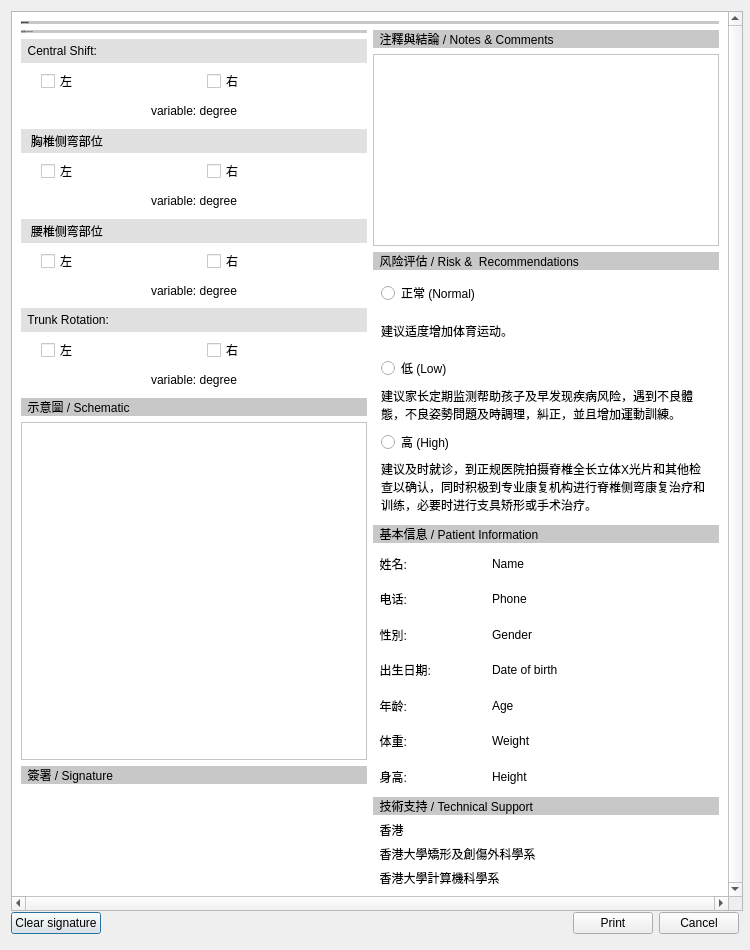
michaelfong2017/landmark-annotator-desktop, file DesktopApp/reportdialog.ui: the form before one commit.
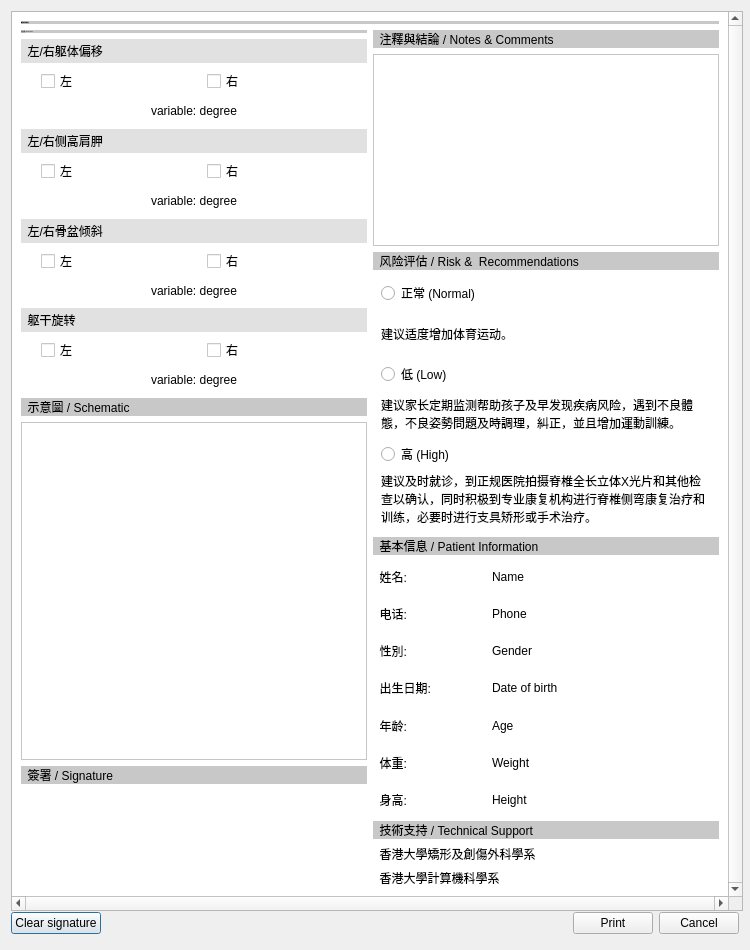
The form after the commit. Custom widgets are drawn as their Qt base class.

Diff of the .ui file:
```diff
--- a/DesktopApp/reportdialog.ui
+++ b/DesktopApp/reportdialog.ui
@@ -155,7 +155,7 @@
 background-color: rgb(225, 225, 225);</string>
                  </property>
                  <property name="text">
-                  <string>  Central Shift:</string>
+                  <string>  左/右躯体偏移</string>
                  </property>
                 </widget>
                </item>
@@ -225,7 +225,7 @@
 background-color: rgb(225, 225, 225);</string>
                  </property>
                  <property name="text">
-                  <string>   胸椎侧弯部位</string>
+                  <string>  左/右侧高肩胛</string>
                  </property>
                 </widget>
                </item>
@@ -295,7 +295,7 @@
 background-color: rgb(225, 225, 225);</string>
                  </property>
                  <property name="text">
-                  <string>   腰椎侧弯部位</string>
+                  <string>  左/右骨盆倾斜</string>
                  </property>
                 </widget>
                </item>
@@ -365,7 +365,7 @@
 background-color: rgb(225, 225, 225);</string>
                  </property>
                  <property name="text">
-                  <string>  Trunk Rotation:</string>
+                  <string>  躯干旋转</string>
                  </property>
                 </widget>
                </item>
@@ -854,17 +854,6 @@
                </property>
               </widget>
              </item>
-             <item>
-              <widget class="QLabel" name="label_4">
-               <property name="styleSheet">
-                <string notr="true">font: 12px &quot;MS Shell Dlg 2&quot;;
-</string>
-               </property>
-               <property name="text">
-                <string>  香港</string>
-               </property>
-              </widget>
-             </item>
              <item>
               <widget class="QLabel" name="label_16">
                <property name="styleSheet">
```
